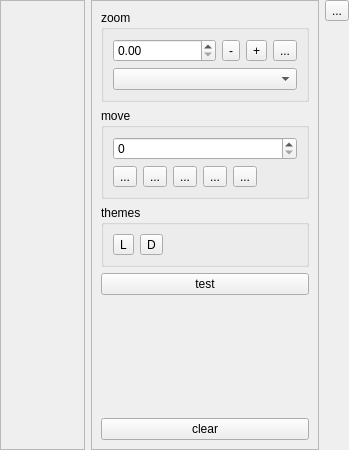
The window that Qt/lib2/widgets/candlestick/candlestick_box_adv/src/ui/candlestick_box_adv.ui (RinatB2017/mega_GIT) describes before a commit, drawn with Qt 5.
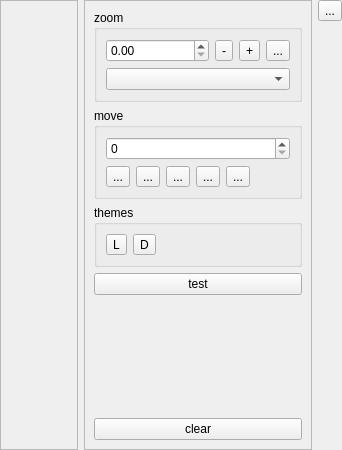
The same window after the commit. Icons and pictures are not drawn. Custom widgets are drawn as their Qt base class.

What changed in the file:
```diff
--- a/Qt/lib2/widgets/candlestick/candlestick_box_adv/src/ui/candlestick_box_adv.ui
+++ b/Qt/lib2/widgets/candlestick/candlestick_box_adv/src/ui/candlestick_box_adv.ui
@@ -6,7 +6,7 @@
    <rect>
     <x>0</x>
     <y>0</y>
-    <width>349</width>
+    <width>342</width>
     <height>450</height>
    </rect>
   </property>
```
Left out of the diff: 8 changed lines with no effect on the pictures.
